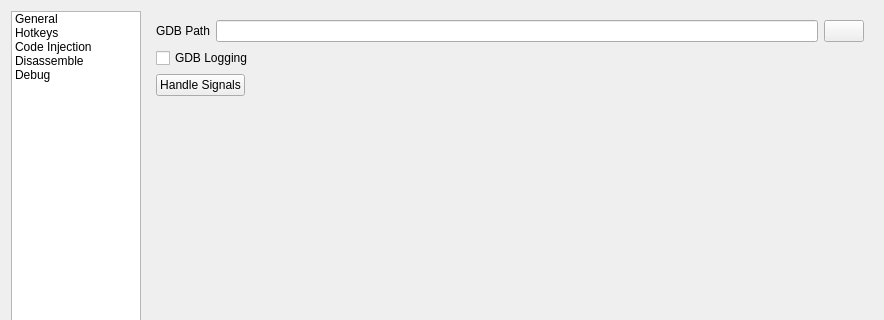
The window that GUI/SettingsDialog.ui (korcankaraokcu/PINCE) describes before a commit, drawn with Qt 5; both pictures show x 0 to 884 and y 0 to 320 of the 884 by 633 pixel window.
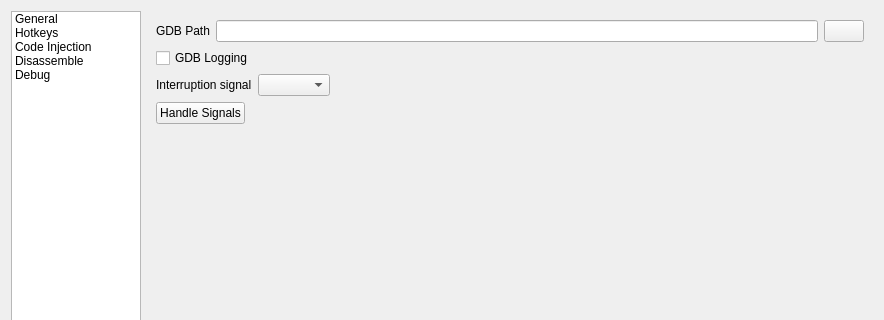
The same window after the commit. The open tabs and pages were chosen to show the change.

Commit message: Implement interrupt_signal

```diff
--- a/GUI/SettingsDialog.ui
+++ b/GUI/SettingsDialog.ui
@@ -651,6 +651,33 @@
                </property>
               </widget>
              </item>
+             <item>
+              <layout class="QHBoxLayout" name="horizontalLayout_18">
+               <item>
+                <widget class="QLabel" name="label_15">
+                 <property name="text">
+                  <string>Interruption signal</string>
+                 </property>
+                </widget>
+               </item>
+               <item>
+                <widget class="QComboBox" name="comboBox_InterruptSignal"/>
+               </item>
+               <item>
+                <spacer name="horizontalSpacer_12">
+                 <property name="orientation">
+                  <enum>Qt::Horizontal</enum>
+                 </property>
+                 <property name="sizeHint" stdset="0">
+                  <size>
+                   <width>40</width>
+                   <height>20</height>
+                  </size>
+                 </property>
+                </spacer>
+               </item>
+              </layout>
+             </item>
              <item>
               <layout class="QHBoxLayout" name="horizontalLayout_16">
                <item>
```
The commit also changes 5 other files.
